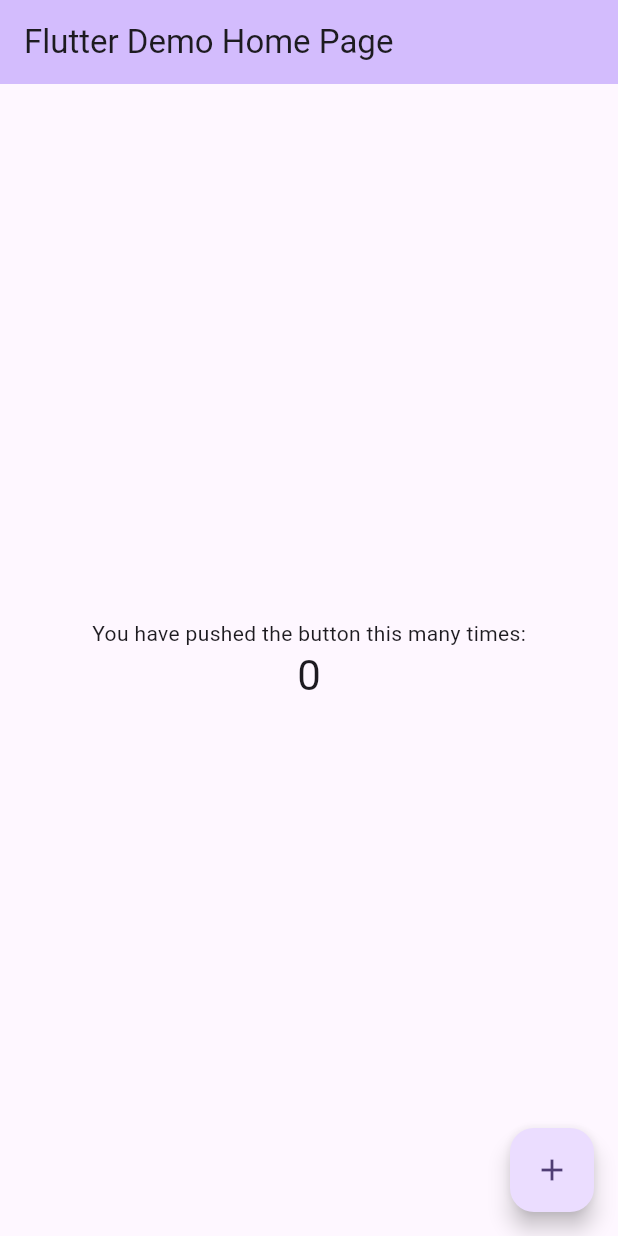
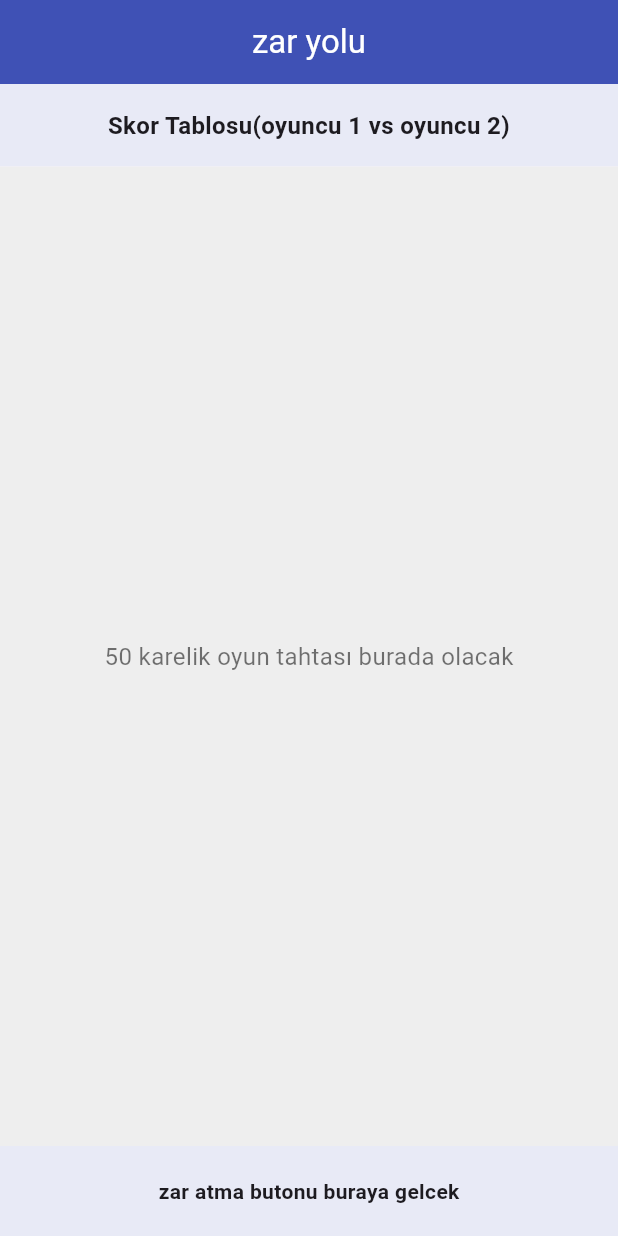
Before and after one commit to bmburcuozdmr/zar_oyunu, a Flutter app: the screen it shows after launch, on a phone screen of 412 x 824 dp. Run offline on Flutter 3.47's test engine with Material 3 defaults, Android fonts, the phone set to English and light mode, and no system bars.

Commit message:
feat: create basic GameScreen layout structure

```diff
--- a/lib/main.dart
+++ b/lib/main.dart
@@ -1,122 +1,19 @@
 import 'package:flutter/material.dart';
+import 'screens/game_screen.dart';
 
 void main() {
-  runApp(const MyApp());
+  runApp(const ZarYoluApp());
 }
 
-class MyApp extends StatelessWidget {
-  const MyApp({super.key});
+class ZarYoluApp extends StatelessWidget {
+  const ZarYoluApp({super.key});
 
-  // This widget is the root of your application.
   @override
   Widget build(BuildContext context) {
-    return MaterialApp(
-      title: 'Flutter Demo',
-      theme: ThemeData(
-        // This is the theme of your application.
-        //
-        // TRY THIS: Try running your application with "flutter run". You'll see
-        // the application has a purple toolbar. Then, without quitting the app,
-        // try changing the seedColor in the colorScheme below to Colors.green
-        // and then invoke "hot reload" (save your changes or press the "hot
-        // reload" button in a Flutter-supported IDE, or press "r" if you used
-        // the command line to start the app).
-        //
-        // Notice that the counter didn't reset back to zero; the application
-        // state is not lost during the reload. To reset the state, use hot
-        // restart instead.
-        //
-        // This works for code too, not just values: Most code changes can be
-        // tested with just a hot reload.
-        colorScheme: .fromSeed(seedColor: Colors.deepPurple),
-      ),
-      home: const MyHomePage(title: 'Flutter Demo Home Page'),
+    return const MaterialApp(
+      debugShowCheckedModeBanner: false,
+      title: 'zar yolu ',
+      home: GameScreen(),
     );
   }
 }
-
-class MyHomePage extends StatefulWidget {
-  const MyHomePage({super.key, required this.title});
-
-  // This widget is the home page of your application. It is stateful, meaning
-  // that it has a State object (defined below) that contains fields that affect
-  // how it looks.
-
-  // This class is the configuration for the state. It holds the values (in this
-  // case the title) provided by the parent (in this case the App widget) and
-  // used by the build method of the State. Fields in a Widget subclass are
-  // always marked "final".
-
-  final String title;
-
-  @override
-  State<MyHomePage> createState() => _MyHomePageState();
-}
-
-class _MyHomePageState extends State<MyHomePage> {
-  int _counter = 0;
-
-  void _incrementCounter() {
-    setState(() {
-      // This call to setState tells the Flutter framework that something has
-      // changed in this State, which causes it to rerun the build method below
-      // so that the display can reflect the updated values. If we changed
-      // _counter without calling setState(), then the build method would not be
-      // called again, and so nothing would appear to happen.
-      _counter++;
-    });
-  }
-
-  @override
-  Widget build(BuildContext context) {
-    // This method is rerun every time setState is called, for instance as done
-    // by the _incrementCounter method above.
-    //
-    // The Flutter framework has been optimized to make rerunning build methods
-    // fast, so that you can just rebuild anything that needs updating rather
-    // than having to individually change instances of widgets.
-    return Scaffold(
-      appBar: AppBar(
-        // TRY THIS: Try changing the color here to a specific color (to
-        // Colors.amber, perhaps?) and trigger a hot reload to see the AppBar
-        // change color while the other colors stay the same.
-        backgroundColor: Theme.of(context).colorScheme.inversePrimary,
-        // Here we take the value from the MyHomePage object that was created by
-        // the App.build method, and use it to set our appbar title.
-        title: Text(widget.title),
-      ),
-      body: Center(
-        // Center is a layout widget. It takes a single child and positions it
-        // in the middle of the parent.
-        child: Column(
-          // Column is also a layout widget. It takes a list of children and
-          // arranges them vertically. By default, it sizes itself to fit its
-          // children horizontally, and tries to be as tall as its parent.
-          //
-          // Column has various properties to control how it sizes itself and
-          // how it positions its children. Here we use mainAxisAlignment to
-          // center the children vertically; the main axis here is the vertical
-          // axis because Columns are vertical (the cross axis would be
-          // horizontal).
-          //
-          // TRY THIS: Invoke "debug painting" (choose the "Toggle Debug Paint"
-          // action in the IDE, or press "p" in the console), to see the
-          // wireframe for each widget.
-          mainAxisAlignment: .center,
-          children: [
-            const Text('You have pushed the button this many times:'),
-            Text(
-              '$_counter',
-              style: Theme.of(context).textTheme.headlineMedium,
-            ),
-          ],
-        ),
-      ),
-      floatingActionButton: FloatingActionButton(
-        onPressed: _incrementCounter,
-        tooltip: 'Increment',
-        child: const Icon(Icons.add),
-      ),
-    );
-  }
-}
--- /dev/null
+++ b/lib/screens/game_screen.dart
@@ -0,0 +1,62 @@
+import 'package:flutter/material.dart';
+
+class GameScreen extends StatelessWidget {
+  const GameScreen({super.key}); // sınıfımızın kurucu metodudur.
+  @override
+  Widget build(BuildContext context) {
+    return Scaffold(
+      //ekranının ana iskeleti
+      //1.en üstteki başlık çubuğu
+      appBar: AppBar(
+        title: const Text('zar yolu'),
+        centerTitle: true, //başlığı ortalar
+        backgroundColor: Colors.indigo,
+        foregroundColor: Colors.white,
+      ),
+
+      //2.gövde: yukardan aşağı column ile içerikleri yerleştirdik
+      body: Column(
+        children: [
+          // ÜST BÖLÜM: Skor ve Sıra Bilgisi Alanı (Şimdilik yer tutucu kutu)
+          Container(
+            width: double.infinity, // Ekranın tüm genişliğini kapla
+            padding: const EdgeInsets.all(16),
+            color: Colors.indigo.shade50,
+            child: const Text(
+              'Skor Tablosu(oyuncu 1 vs oyuncu 2)',
+              textAlign: TextAlign.center,
+              style: TextStyle(fontSize: 16, fontWeight: FontWeight.bold),
+            ),
+          ),
+          // ORTA BÖLÜM: Oyun Tahtası Alanı
+          // Expanded: "Üst ve alt kutulardan geriye kalan tüm boşluğu sen kapla" demektir.
+          Expanded(
+            child: Container(
+              width: double.infinity,
+              color: Colors.grey.shade200,
+              child: const Center(
+                child: Text(
+                  '50 karelik oyun tahtası burada olacak',
+                  style: TextStyle(fontSize: 16, color: Colors.black54),
+                ),
+              ),
+            ),
+          ),
+
+          // ALT BÖLÜM: Zar ve Buton Alanı
+          Container(
+            width: double.infinity,
+            padding: const EdgeInsets.all(20),
+            color: Colors.indigo.shade50,
+            child: const Center(
+              child: Text(
+                'zar atma butonu buraya gelcek',
+                style: TextStyle(fontWeight: FontWeight.bold),
+              ),
+            ),
+          ),
+        ],
+      ),
+    );
+  }
+}
```
